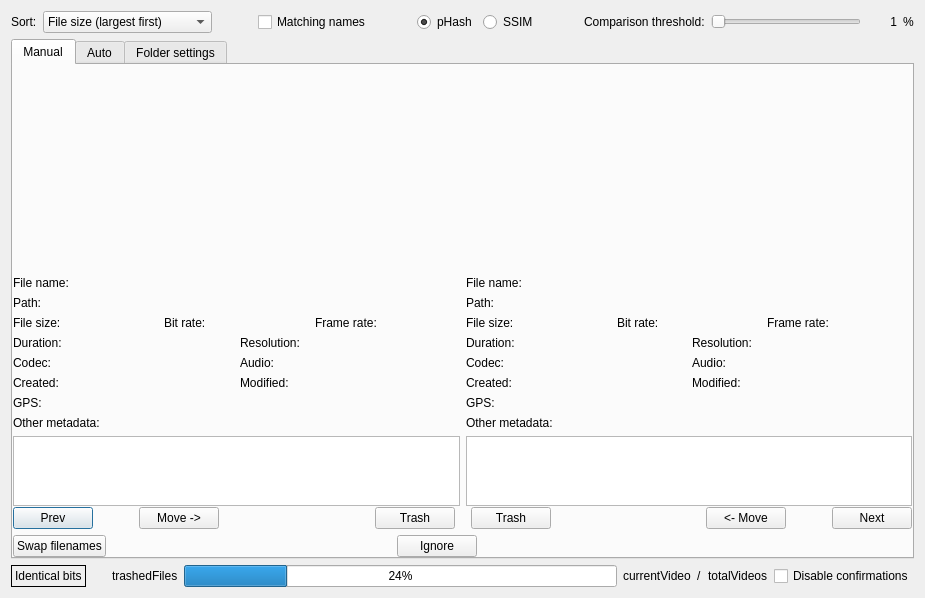
First picture: the form in QtProject/app/comparison.ui, repository theophanemayaud/video-simili-duplicate-cleaner, before the edit.
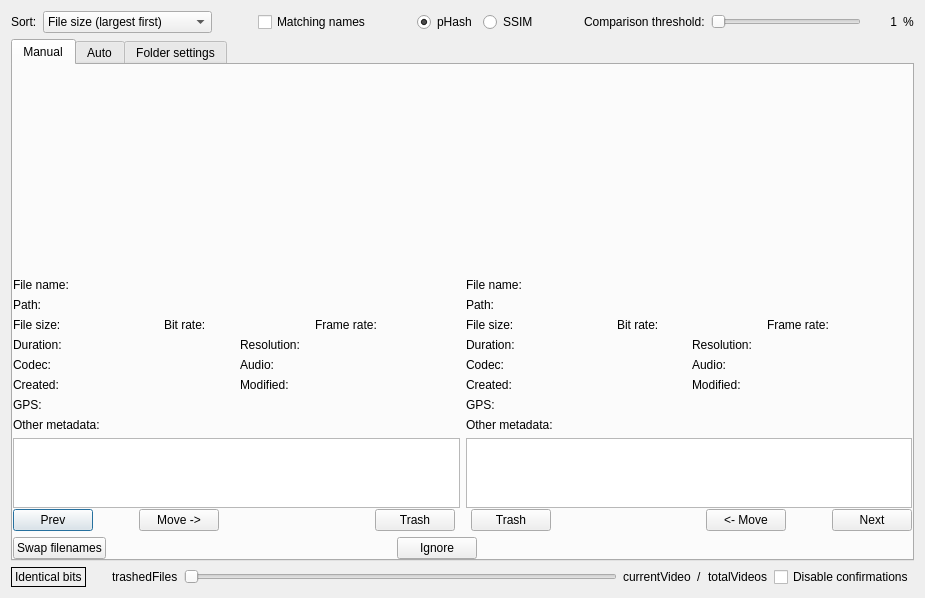
Second picture: the form after the edit. Custom widgets are drawn as their Qt base class.

Commit message: feat(comparison): progress indicator is now a slider for quicker navigation

Patch:
```diff
--- a/QtProject/app/comparison.ui
+++ b/QtProject/app/comparison.ui
@@ -2120,9 +2120,18 @@
       </widget>
      </item>
      <item>
-      <widget class="QProgressBar" name="progressBar">
+      <widget class="QSlider" name="progressBar">
+       <property name="minimum">
+        <number>1</number>
+       </property>
        <property name="value">
-        <number>24</number>
+        <number>1</number>
+       </property>
+       <property name="maximum">
+        <number>100</number>
+       </property>
+       <property name="orientation">
+        <enum>Qt::Horizontal</enum>
        </property>
       </widget>
      </item>
```
The commit also changes 2 other files.
